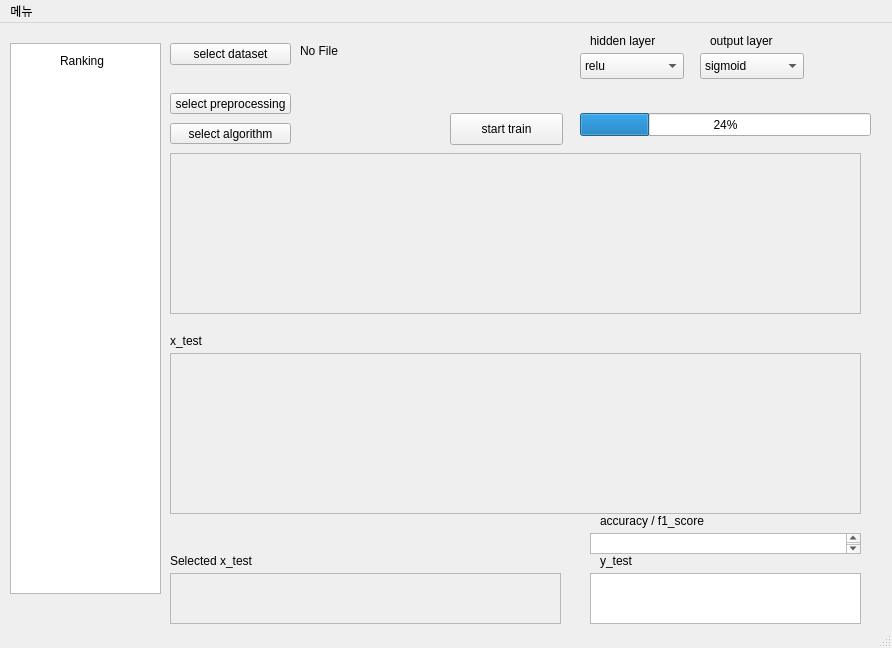
The window that beta/beta_ui.ui (Mirr2/nids) describes before a commit, drawn with Qt 5.
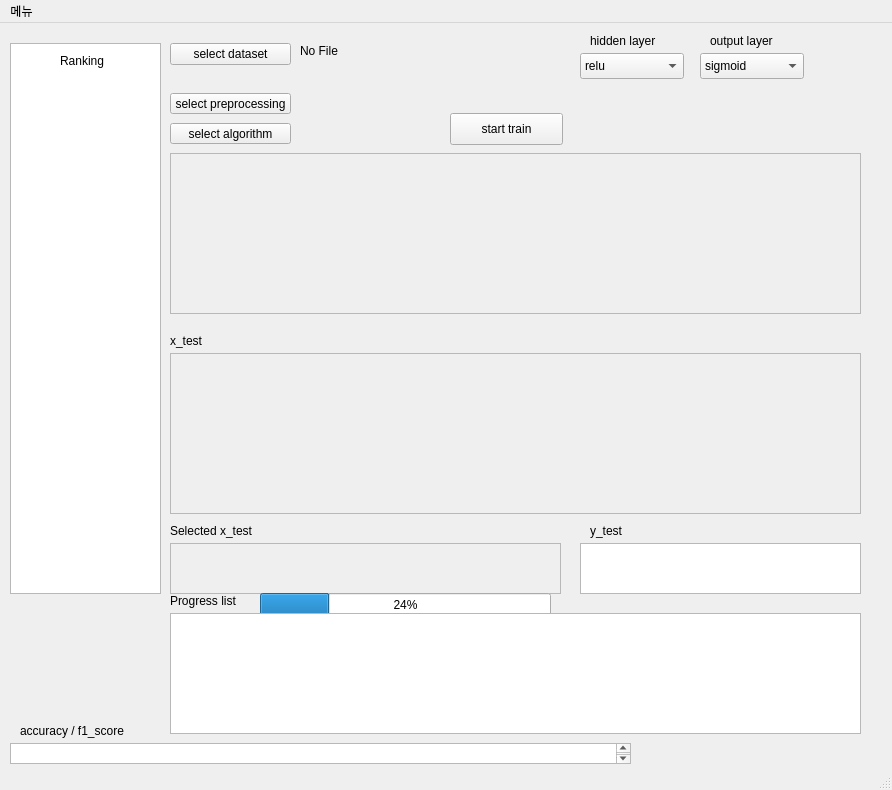
The same window after the commit.

Patch:
```diff
--- a/beta/beta_ui.ui
+++ b/beta/beta_ui.ui
@@ -7,7 +7,7 @@
     <x>0</x>
     <y>0</y>
     <width>892</width>
-    <height>648</height>
+    <height>790</height>
    </rect>
   </property>
   <property name="windowTitle">
@@ -152,7 +152,7 @@
     <property name="geometry">
      <rect>
       <x>170</x>
-      <y>550</y>
+      <y>520</y>
       <width>391</width>
       <height>51</height>
      </rect>
@@ -175,7 +175,7 @@
     <property name="geometry">
      <rect>
       <x>170</x>
-      <y>530</y>
+      <y>500</y>
       <width>101</width>
       <height>16</height>
      </rect>
@@ -187,8 +187,8 @@
    <widget class="QProgressBar" name="progressBar">
     <property name="geometry">
      <rect>
-      <x>580</x>
-      <y>90</y>
+      <x>260</x>
+      <y>570</y>
       <width>291</width>
       <height>23</height>
      </rect>
@@ -200,9 +200,9 @@
    <widget class="QTextBrowser" name="accuracy_f1score">
     <property name="geometry">
      <rect>
-      <x>590</x>
-      <y>510</y>
-      <width>271</width>
+      <x>10</x>
+      <y>720</y>
+      <width>621</width>
       <height>21</height>
      </rect>
     </property>
@@ -210,8 +210,8 @@
    <widget class="QLabel" name="label_5">
     <property name="geometry">
      <rect>
-      <x>600</x>
-      <y>490</y>
+      <x>20</x>
+      <y>700</y>
       <width>121</width>
       <height>16</height>
      </rect>
@@ -223,8 +223,8 @@
    <widget class="QLabel" name="label_6">
     <property name="geometry">
      <rect>
-      <x>600</x>
-      <y>530</y>
+      <x>590</x>
+      <y>500</y>
       <width>60</width>
       <height>16</height>
      </rect>
@@ -236,9 +236,9 @@
    <widget class="QTextBrowser" name="y_test_textBrowser">
     <property name="geometry">
      <rect>
-      <x>590</x>
-      <y>550</y>
-      <width>271</width>
+      <x>580</x>
+      <y>520</y>
+      <width>281</width>
       <height>51</height>
      </rect>
     </property>
@@ -353,6 +353,29 @@
      <string>output layer</string>
     </property>
    </widget>
+   <widget class="QTextEdit" name="progress_list">
+    <property name="geometry">
+     <rect>
+      <x>170</x>
+      <y>590</y>
+      <width>691</width>
+      <height>121</height>
+     </rect>
+    </property>
+   </widget>
+   <widget class="QLabel" name="label_8">
+    <property name="geometry">
+     <rect>
+      <x>170</x>
+      <y>570</y>
+      <width>91</width>
+      <height>16</height>
+     </rect>
+    </property>
+    <property name="text">
+     <string>Progress list</string>
+    </property>
+   </widget>
   </widget>
   <widget class="QStatusBar" name="statusbar"/>
   <widget class="QMenuBar" name="menuBar">
```
